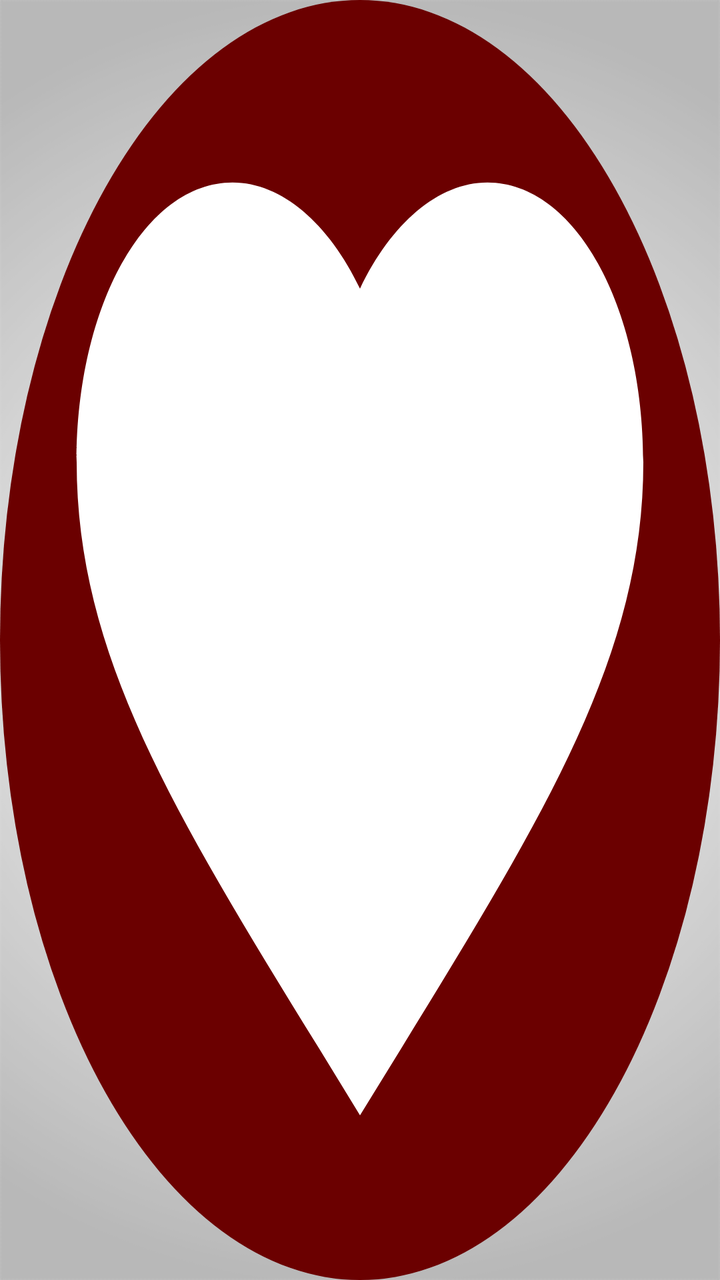
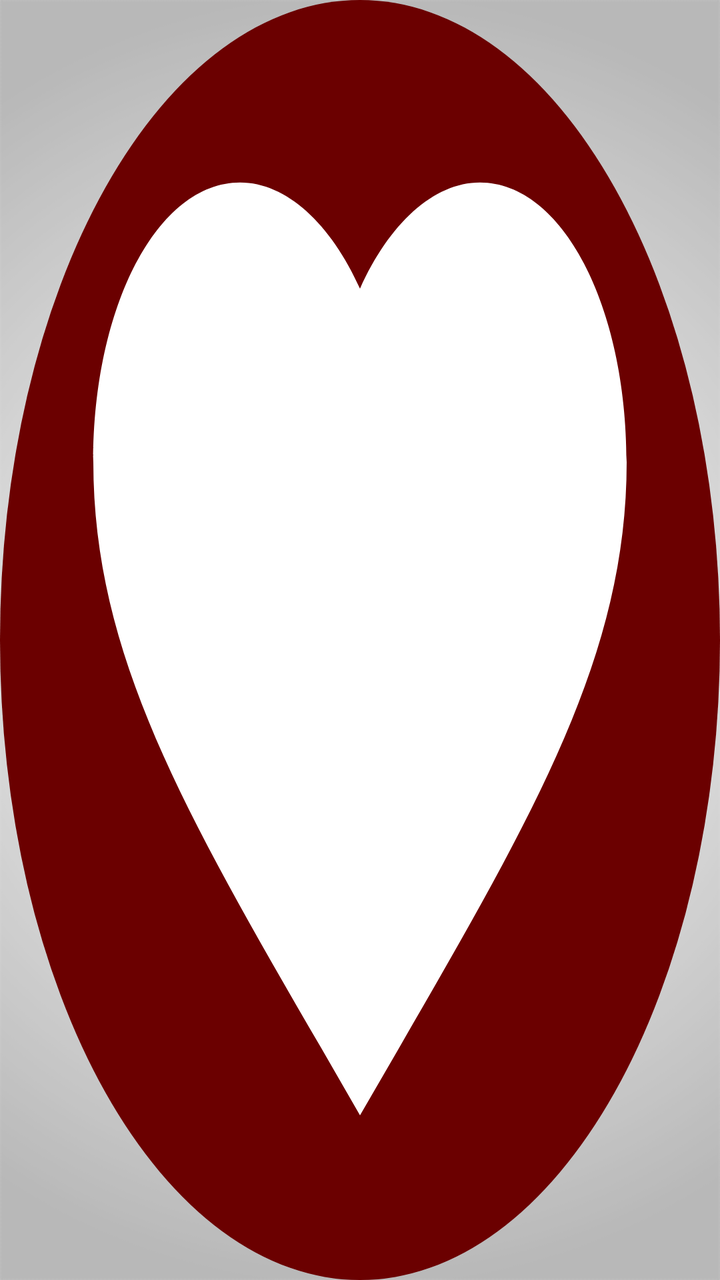

Screens rendered from an Android XML layout before and after an edit, with the pre-edit source and the edit as a unified diff.
<!-- AndroidManifest.xml: application theme AppTheme -->
<!-- res/layout/metro_widget.xml -->
<RelativeLayout xmlns:android="http://schemas.android.com/apk/res/android"
    android:layout_width="70dp"
    android:layout_height="70dp"
    android:background="@drawable/metro_widget"
    android:paddingTop="20dp"
    android:paddingEnd="10dp"
    android:paddingStart="10dp"
    android:paddingBottom="10dp"
    android:layout_gravity="center"
    android:id="@+id/metro_widget_image">
    <TextView
        android:layout_width="match_parent"
        android:layout_height="match_parent"
        android:layout_centerHorizontal="true"
        android:layout_centerVertical="true"
        android:background="@drawable/ic_metronome_tile_white"/>
</RelativeLayout>
<!-- resources referenced by this layout -->
<resources>
  <!-- drawable ic_metronome_tile_white (drawable-anydpi-v21) -->
  <vector xmlns:android="http://schemas.android.com/apk/res/android"
          android:width="24dp"
          android:height="24dp"
          android:viewportWidth="24.0"
          android:viewportHeight="24.0">
      <path
          android:fillColor="#FFFFFF"
          android:pathData="M12,21.35l-1.45,-1.32C5.4,15.36 2,12.28 2,8.5 2,5.42 4.42,3 7.5,3c1.74,0 3.41,0.81 4.5,2.09C13.09,3.81 14.76,3 16.5,3 19.58,3 22,5.42 22,8.5c0,3.78 -3.4,6.86 -8.55,11.54L12,21.35z"/>
  </vector>
  <!-- drawable metro_widget (drawable) -->
  <?xml version="1.0" encoding="utf-8"?>
  <layer-list xmlns:android="http://schemas.android.com/apk/res/android"
      xmlns:app="http://schemas.android.com/apk/res-auto">
      <item>
          <shape android:shape="oval">
              <size android:width="200dp" android:height="200dp" />
              <corners android:radius="250dp" />
              <solid android:color="@color/ColorRedDark" />
          </shape>
      </item>
      
  </layer-list>
  <style name="AppTheme" parent="Theme.AppCompat.Light">
          
          <item name="android:textColor">@color/Black</item>
          <item name="colorPrimary">@color/ColorPrimary</item>
          <item name="colorPrimaryDark">@color/ColorPrimaryDark</item>
          <item name="android:textColorHintInverse">@color/ColorBlue</item>
          <item name="actionBarTheme">@style/ThemeOverlay.AppCompat.Dark.ActionBar</item>
          <item name="buttonStyle">@style/FButton</item>
          <item name="android:buttonStyle">@style/FButton</item>
          <item name="colorAccent">@color/materialGrey300</item>
          
          <item name="android:actionMenuTextColor">@color/Black</item>
          <item name="android:itemBackground">@color/materialGrey300</item>
          <item name="android:textColorSecondary">@color/ColorRedDark</item>
          <item name="android:windowBackground">@drawable/ic_bgg</item>
          <item name="android:typeface">monospace</item>
  
          <item name="android:textColorHint">@color/ColorAqua</item>
          <item name="colorControlNormal">@color/ColorBlue</item>
          <item name="colorControlActivated">@color/ColorAqua</item>
          <item name="colorControlHighlight">@color/ColorAqua</item>
      </style>
  <color name="ColorRedDark">#6b0000</color>
  <color name="Black">#000000</color>
  <color name="ColorPrimary">#10133b</color>
  <color name="ColorPrimaryDark">#1a1d4b</color>
  <color name="ColorBlue">#98194853</color>
  <style name="FButton" parent="Theme.AppCompat.Light">
          <item name="colorControlHighlight">@color/ColorBlue</item>
          <item name="android:textColor">@color/ColorAqua</item>
          <item name="android:textSize">20sp</item>
      </style>
  <color name="materialGrey300">#ffe0e0e0</color>
  <!-- drawable ic_bgg: png bitmap (drawable, 33899 bytes) -->
  <color name="ColorAqua">#32a7c3</color>
</resources>

<!-- the commit's change to res/layout/metro_widget.xml (unified diff, before → after) -->
@@ -3,8 +3,8 @@
     android:layout_height="70dp"
     android:background="@drawable/metro_widget"
     android:paddingTop="20dp"
-    android:paddingEnd="10dp"
-    android:paddingStart="10dp"
+    android:paddingEnd="20dp"
+    android:paddingStart="20dp"
     android:paddingBottom="10dp"
     android:layout_gravity="center"
     android:id="@+id/metro_widget_image">
